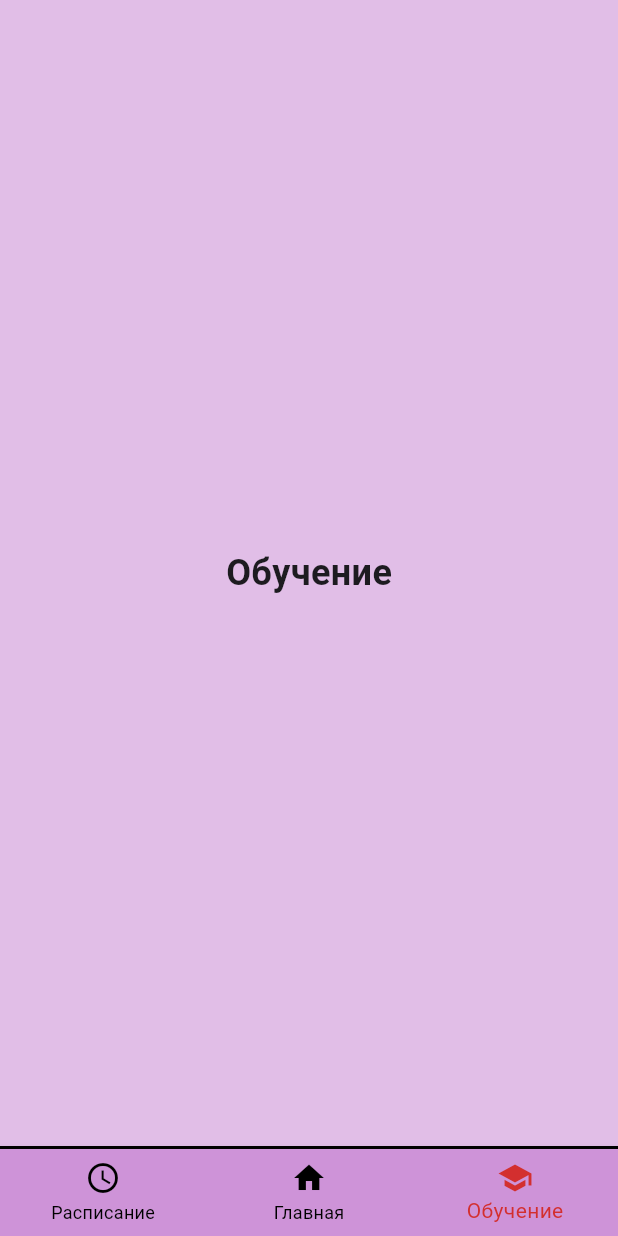
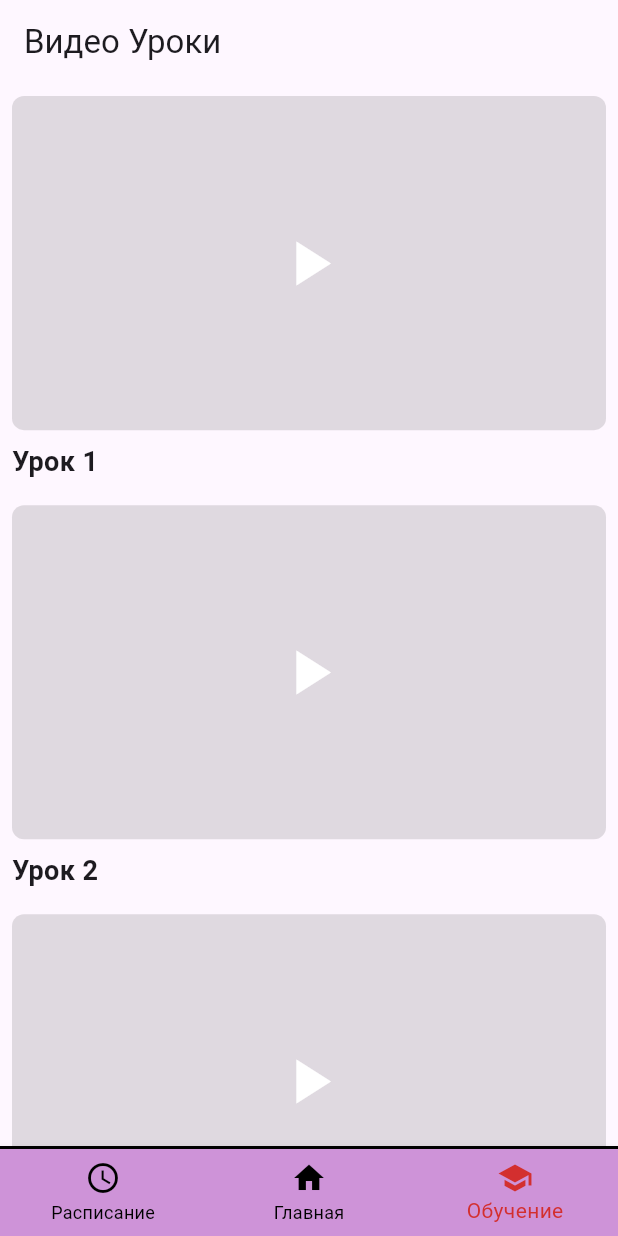
Before and after one commit to Gidrex/education-app, a Flutter app: the screen it shows after launch, item 3 of the bottom bar chosen, on a phone screen of 412 x 824 dp. Run offline on Flutter 3.47's test engine with Material 3 defaults, Android fonts, the light colour scheme and no system bars; our stand-ins replace webview_flutter.

Commit message:
add video preview

```diff
--- a/lib/main.dart
+++ b/lib/main.dart
@@ -1,6 +1,8 @@
 import 'package:flutter/material.dart';
 import 'pages/home.dart';
 import 'pages/schedule.dart';
+import 'pages/video.list.screen.dart';
+
 
 void main() {
   runApp(FestivalScheduleApp());
@@ -26,7 +28,7 @@ class _FestivalHomePageState extends State<FestivalHomePage> {
   static List<Widget> _widgetOptions = <Widget>[
     SchedulePage(),
     MainPage(),
-    Center(child: Text('Обучение', style: TextStyle(fontSize: 24, fontWeight: FontWeight.bold))),
+    VideoListScreen(),
   ];
 
   void _onItemTapped(int index) {
--- /dev/null
+++ b/lib/pages/video.list.screen.dart
@@ -0,0 +1,77 @@
+// video_list_screen.dart
+import 'package:flutter/material.dart';
+import 'video.dart'; // Импортируем VideoScreen с использованием video_player
+
+class VideoListScreen extends StatelessWidget {
+  final List<Map<String, String>> videos = [
+    {
+      'title': 'Урок 1',
+      'videoUrl': 'https://mega.nz/embed/zYsDRAyb#HfyhfCNQbTZRrhMNZ6pzhzgJnCQ7YtunGj3978UECRQ', // Прямая ссылка на видео
+    },
+    {
+      'title': 'Урок 2',
+      'videoUrl': 'https://mega.nz/embed/aIFnTAYb#SNaTWL4W1Odw8Q_b7JN5dm9LJ4TaHEfsMo22X4vq3_8',
+    },
+    {
+      'title': 'Урок 3',
+      'videoUrl': 'https://mega.nz/embed/2ZEH3ILb#EXOL7ZU4BUUZUg7z6MzLEZzPwVy4WpTcIi8nrPXhfgo',
+    },
+    {
+      'title': 'Урок 4',
+      'videoUrl': 'https://mega.nz/embed/rAMhXLgL#W4CXIz0dg8C4tWnAxfGa7HdopTWmkCHxnEEyJl_BGUQ',
+    },
+  ];
+
+  @override
+  Widget build(BuildContext context) {
+    return Scaffold(
+      appBar: AppBar(
+        title: Text('Видео Уроки'),
+      ),
+      body: ListView.builder(
+        itemCount: videos.length,
+        itemBuilder: (context, index) {
+          final video = videos[index];
+          return Padding(
+            padding: const EdgeInsets.all(8.0),
+            child: Column(
+              crossAxisAlignment: CrossAxisAlignment.start,
+              children: [
+                AspectRatio(
+                  aspectRatio: 16 / 9,
+                  child: GestureDetector(
+                    onTap: () {
+                      Navigator.push(
+                        context,
+                        MaterialPageRoute(
+                          builder: (context) => VideoScreen(
+                            title: video['title'] ?? '',
+                            videoUrl: video['videoUrl'] ?? '',
+                          ),
+                        ),
+                      );
+                    },
+                    child: Container(
+                      decoration: BoxDecoration(
+                        color: Colors.black12,
+                        borderRadius: BorderRadius.circular(8),
+                      ),
+                      child: Center(
+                        child: Icon(Icons.play_arrow, size: 50, color: Colors.white),
+                      ),
+                    ),
+                  ),
+                ),
+                SizedBox(height: 8), // Отступ между видео и заголовком
+                Text(
+                  video['title'] ?? 'Без названия',
+                  style: TextStyle(fontSize: 18, fontWeight: FontWeight.bold),
+                ),
+              ],
+            ),
+          );
+        },
+      ),
+    );
+  }
+}
--- a/pubspec.yaml
+++ b/pubspec.yaml
@@ -30,6 +30,8 @@ environment:
 dependencies:
   flutter:
     sdk: flutter
+  webview_flutter: ^4.0.0
+  video_player: ^2.4.5
 
 
   # The following adds the Cupertino Icons font to your application.
```
Also changed, not shown: lib/pages/video.dart (+24 -0 lines), pubspec.lock, 2 other files.
